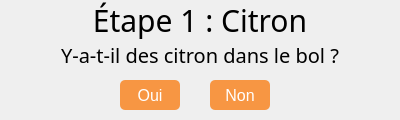
Qt form RaspberryPi/GUI/cocktailStep2Button.ui (Nico-GYW/cocktail_machine) before a commit.
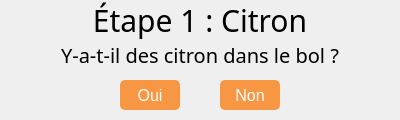
The same form after that commit.

```diff
--- a/RaspberryPi/GUI/cocktailStep2Button.ui
+++ b/RaspberryPi/GUI/cocktailStep2Button.ui
@@ -91,7 +91,7 @@
   <widget class="QPushButton" name="button_2">
    <property name="geometry">
     <rect>
-     <x>210</x>
+     <x>220</x>
      <y>80</y>
      <width>60</width>
      <height>30</height>
```
